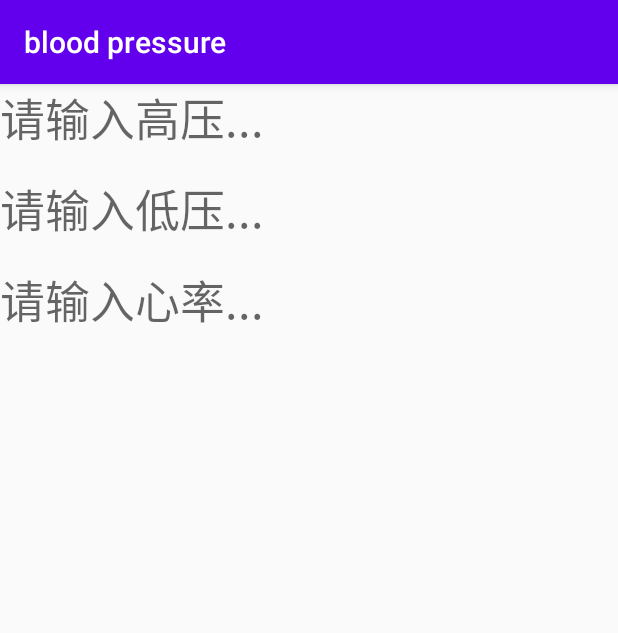
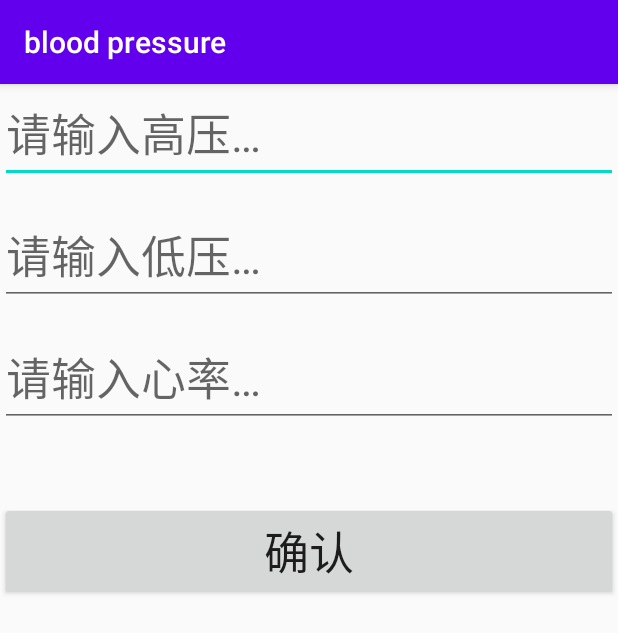
Before and after one commit to CMKA-ERSH/Blood_Pressure, an Android app: the recordBP screen opened directly, with no data from a screen before it, on a phone screen of 412 x 824 dp. Shown: the top 633 px of the screen. Run offline under Robolectric (Android 15) with nearby library versions, the phone set to English and light mode, and no system bars.

Commit message:
v0.03记录血压界面初步完成，显示记录界面可以显示记录了，并增加“查询附近页面功能”

```diff
--- a/app/src/main/java/com/swufe/bloodpressure/MainActivity.java
+++ b/app/src/main/java/com/swufe/bloodpressure/MainActivity.java
@@ -3,6 +3,7 @@ package com.swufe.bloodpressure;
 import androidx.appcompat.app.AppCompatActivity;
 
 import android.content.Intent;
+import android.net.Uri;
 import android.os.Bundle;
 import android.view.View;
 
@@ -22,4 +23,8 @@ public class MainActivity extends AppCompatActivity {
         Intent listBP = new Intent(this, listBP.class);
         startActivity(listBP);
     }
+    public void searchForHospital(View btn){
+        Intent searchForHospital = new Intent(Intent.ACTION_VIEW, Uri.parse("https://m.map.so.com/m/search/map_list/t=map&src=onebox&new=1&dspall=0&c=%E6%88%90%E9%83%BD&keyword=%E5%8C%BB%E9%99%A2"));
+        startActivity(searchForHospital);
+    }
 }
--- a/app/src/main/java/com/swufe/bloodpressure/recordBP.java
+++ b/app/src/main/java/com/swufe/bloodpressure/recordBP.java
@@ -2,13 +2,65 @@ package com.swufe.bloodpressure;
 
 import androidx.appcompat.app.AppCompatActivity;
 
+import android.annotation.SuppressLint;
+import android.content.Intent;
 import android.os.Bundle;
+import android.util.Log;
+import android.view.View;
+import android.widget.EditText;
+import android.widget.Toast;
+
+import java.text.SimpleDateFormat;
+import java.util.ArrayList;
+import java.util.Date;
+import java.util.HashMap;
+import java.util.List;
 
 public class recordBP extends AppCompatActivity {
+    private static final String TAG = "recordBP";
+    EditText high_BP;
+    EditText low_BP;
+    EditText heart_Rate;
+    Date datenow = new Date();
+    SimpleDateFormat sdf = new SimpleDateFormat("yyyy-MM-dd HH:mm:ss");
 
     @Override
     protected void onCreate(Bundle savedInstanceState) {
         super.onCreate(savedInstanceState);
         setContentView(R.layout.activity_record_b_p);
+
+        high_BP = (EditText)findViewById(R.id.high_BP);
+        low_BP = (EditText)findViewById(R.id.low_BP);
+        heart_Rate = (EditText)findViewById(R.id.heartRate);
+
+    }
+
+    public void record(View btn){
+        String highBP = high_BP.getText().toString();
+        String lowBP = low_BP.getText().toString();
+        String heartRate = heart_Rate.getText().toString();
+        String date = sdf.format(datenow);
+
+        if(highBP.length() > 0 && lowBP.length() > 0 && heartRate.length() > 0){
+            Log.i(TAG, "record: highBP = " + highBP);
+            Log.i(TAG, "record: lowBP = " + lowBP);
+            Log.i(TAG, "record: heartRate = " + heartRate);
+            Log.i(TAG, "record: time = " + sdf.format(datenow));
+            //写入记录
+            List<BloodPressureItem> bloodPressure = new ArrayList<BloodPressureItem>();
+            bloodPressure.add(new BloodPressureItem(highBP, lowBP, heartRate, date));
+
+            BloodPressureManager manager = new BloodPressureManager(this);
+//            manager.deleteAll();
+            manager.add(bloodPressure.get(0));
+
+            Log.i(TAG, "record: 写入完毕");
+
+            Toast.makeText(this,"已记录",Toast.LENGTH_SHORT).show();
+            finish();
+
+        }else{
+            Toast.makeText(this,"记录不完整，请检查",Toast.LENGTH_SHORT).show();
+        }
     }
 }
--- a/app/src/main/res/layout/activity_record_b_p.xml
+++ b/app/src/main/res/layout/activity_record_b_p.xml
@@ -7,28 +7,42 @@
     android:orientation="vertical"
     tools:context=".recordBP">
 
-    <TextView
+    <EditText
         android:id="@+id/high_BP"
         android:layout_width="match_parent"
         android:layout_height="wrap_content"
-        android:hint="请输入高压..."
+        android:hint="@string/high_BP_hint"
+        android:inputType="number"
         android:textSize="30sp"
-        />
+        android:autofillHints="" />
 
-    <TextView
+    <EditText
         android:id="@+id/low_BP"
         android:layout_width="match_parent"
         android:layout_height="wrap_content"
         android:layout_marginTop="15dp"
-        android:hint="请输入低压..."
+        android:hint="@string/low_BP_hint"
+        android:inputType="number"
         android:textSize="30sp"
-        />
-    <TextView
+        android:autofillHints="" />
+
+    <EditText
         android:id="@+id/heartRate"
         android:layout_width="match_parent"
         android:layout_height="wrap_content"
         android:layout_marginTop="15dp"
-        android:hint="请输入心率..."
+        android:hint="@string/heart_rate_hint"
+        android:inputType="number"
         android:textSize="30sp"
-        />
+        android:autofillHints="" />
+
+    <Button
+        android:id="@+id/recordCommit"
+        android:layout_width="match_parent"
+        android:layout_height="wrap_content"
+        android:layout_gravity="center"
+        android:layout_marginTop="50dp"
+        android:text="@string/record_commit"
+        android:textSize="30sp"
+        android:onClick="record"/>
 </LinearLayout>
--- a/app/src/main/res/values/strings.xml
+++ b/app/src/main/res/values/strings.xml
@@ -3,4 +3,9 @@
     <string name="welcome_Text">欢迎使用！</string>
     <string name="recordBP">记录血压</string>
     <string name="listBP">查看历史记录</string>
+    <string name="high_BP_hint" >请输入高压…</string>
+    <string name="low_BP_hint">请输入低压…</string>
+    <string name="heart_rate_hint">请输入心率…</string>
+    <string name="record_commit">确认</string>
+    <string name="searchHospital">查询附近医院</string>>
 </resources>
```
Also changed, not shown: app/src/main/java/com/swufe/bloodpressure/BloodPressureItem.java (added, +64 -0 lines), app/src/main/java/com/swufe/bloodpressure/BloodPressureManager.java (added, +72 -0 lines), app/src/main/java/com/swufe/bloodpressure/DBHelper.java (added, +31 -0 lines), app/src/main/java/com/swufe/bloodpressure/listBP.java (+47 -1 lines), app/src/main/res/layout/activity_list_b_p.xml (+4 -35 lines), app/src/main/res/layout/activity_main.xml (+9 -0 lines), app/src/main/res/layout/list_item.xml (added, +31 -0 lines).
